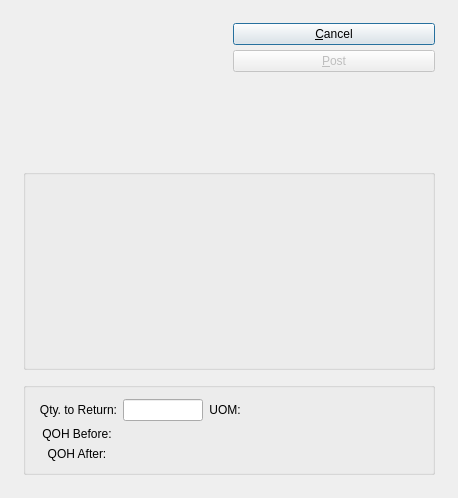
Before: the Qt Designer form guiclient/returnWoMaterialItem.ui in Pegasus-RPG/xtuple-client, drawn with Qt 5.
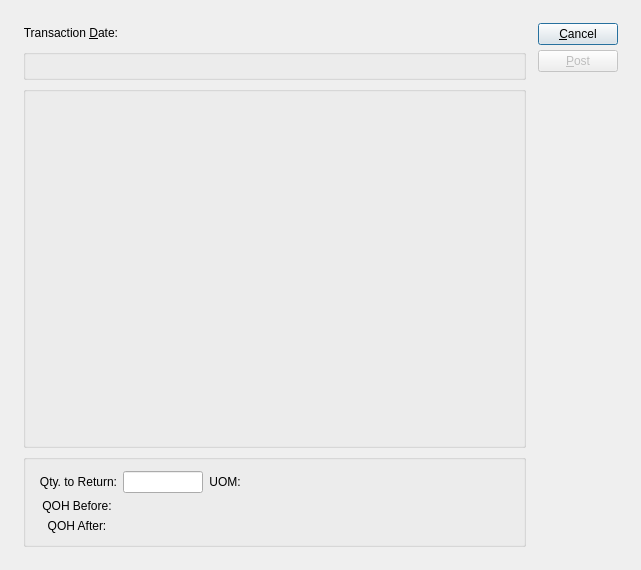
After: the same form once the commit is applied. Custom widgets are drawn as their Qt base class.

Diff of the .ui file:
```diff
--- a/guiclient/returnWoMaterialItem.ui
+++ b/guiclient/returnWoMaterialItem.ui
@@ -8,142 +8,63 @@
 is available at www.xtuple.com/CPAL.  By using this software, you agree
 to be bound by its terms.</comment>
  <class>returnWoMaterialItem</class>
- <widget class="QDialog" name="returnWoMaterialItem" >
-  <property name="geometry" >
+ <widget class="QDialog" name="returnWoMaterialItem">
+  <property name="geometry">
    <rect>
     <x>0</x>
     <y>0</y>
-    <width>458</width>
-    <height>498</height>
+    <width>641</width>
+    <height>570</height>
    </rect>
   </property>
   <property name="windowTitle" >
    <string>Return Work Order Material Item</string>
   </property>
-  <layout class="QGridLayout" >
-   <item row="0" column="0" >
-    <layout class="QGridLayout" >
-     <property name="leftMargin" >
+  <layout class="QGridLayout" name="gridLayout_4">
+   <item row="0" column="0">
+    <layout class="QGridLayout" name="gridLayout_3">
+     <property name="margin">
       <number>12</number>
      </property>
-     <property name="topMargin" >
+     <property name="spacing">
       <number>12</number>
      </property>
-     <property name="rightMargin" >
-      <number>12</number>
-     </property>
-     <property name="bottomMargin" >
-      <number>12</number>
-     </property>
-     <property name="horizontalSpacing" >
-      <number>12</number>
-     </property>
-     <property name="verticalSpacing" >
-      <number>12</number>
-     </property>
-     <item row="0" column="0" >
-      <layout class="QHBoxLayout" >
-       <property name="spacing" >
-        <number>7</number>
-       </property>
-       <property name="leftMargin" >
-        <number>0</number>
-       </property>
-       <property name="topMargin" >
-        <number>0</number>
-       </property>
-       <property name="rightMargin" >
-        <number>0</number>
-       </property>
-       <property name="bottomMargin" >
-        <number>0</number>
-       </property>
+     <item row="0" column="0">
+      <layout class="QGridLayout" name="gridLayout_2">
+       <item row="0" column="0">
+        <layout class="QHBoxLayout" name="horizontalLayout">
        <item>
-        <widget class="WoCluster" name="_wo" >
-         <property name="focusPolicy" >
-          <enum>Qt::StrongFocus</enum>
-         </property>
-        </widget>
-       </item>
-       <item>
-        <layout class="QHBoxLayout" >
-         <property name="spacing" >
-          <number>0</number>
-         </property>
-         <property name="leftMargin" >
-          <number>0</number>
-         </property>
-         <property name="topMargin" >
-          <number>0</number>
-         </property>
-         <property name="rightMargin" >
-          <number>0</number>
-         </property>
-         <property name="bottomMargin" >
-          <number>0</number>
-         </property>
-         <item>
-          <spacer>
-           <property name="orientation" >
-            <enum>Qt::Vertical</enum>
-           </property>
-           <property name="sizeType" >
-            <enum>QSizePolicy::Expanding</enum>
-           </property>
-           <property name="sizeHint" >
-            <size>
-             <width>0</width>
-             <height>20</height>
-            </size>
-           </property>
-          </spacer>
-         </item>
-         <item>
-          <layout class="QVBoxLayout" >
-           <property name="spacing" >
-            <number>5</number>
-           </property>
-           <property name="leftMargin" >
-            <number>0</number>
-           </property>
-           <property name="topMargin" >
-            <number>0</number>
-           </property>
-           <property name="rightMargin" >
-            <number>0</number>
-           </property>
-           <property name="bottomMargin" >
-            <number>0</number>
-           </property>
-           <item>
-            <widget class="QPushButton" name="_close" >
-             <property name="text" >
-              <string>&amp;Cancel</string>
-             </property>
+          <widget class="QLabel" name="_transDateLit">
+           <property name="text">
+            <string>Transaction &amp;Date:</string>
+           </property>
+           <property name="alignment">
+            <set>Qt::AlignRight|Qt::AlignTrailing|Qt::AlignVCenter</set>
+           </property>
+           <property name="buddy">
+            <cstring>_transDate</cstring>
+           </property>
             </widget>
            </item>
            <item>
-            <widget class="QPushButton" name="_return" >
-             <property name="enabled" >
-              <bool>false</bool>
-             </property>
-             <property name="text" >
-              <string>&amp;Post</string>
-             </property>
-             <property name="autoDefault" >
-              <bool>true</bool>
-             </property>
+          <widget class="DLineEdit" name="_transDate">
+           <property name="sizePolicy">
+            <sizepolicy hsizetype="Preferred" vsizetype="Fixed">
+             <horstretch>0</horstretch>
+             <verstretch>0</verstretch>
+            </sizepolicy>
+           </property>
             </widget>
            </item>
            <item>
             <spacer>
-             <property name="orientation" >
-              <enum>Qt::Vertical</enum>
-             </property>
-             <property name="sizeType" >
+           <property name="orientation">
+            <enum>Qt::Horizontal</enum>
+           </property>
+           <property name="sizeType">
               <enum>QSizePolicy::Expanding</enum>
              </property>
-             <property name="sizeHint" >
+           <property name="sizeHint" stdset="0">
               <size>
                <width>20</width>
                <height>20</height>
@@ -153,20 +74,32 @@
            </item>
           </layout>
          </item>
-        </layout>
-       </item>
-      </layout>
-     </item>
-     <item row="1" column="0" >
-      <widget class="QGroupBox" name="groupBox" >
-       <property name="title" >
+       <item row="1" column="0">
+        <widget class="QGroupBox" name="_woGroup">
+         <property name="title">
+          <string/>
+         </property>
+         <layout class="QGridLayout" name="gridLayout">
+          <item row="0" column="0">
+           <widget class="WoCluster" name="_wo">
+            <property name="focusPolicy">
+             <enum>Qt::StrongFocus</enum>
+            </property>
+           </widget>
+          </item>
+         </layout>
+        </widget>
+       </item>
+       <item row="2" column="0">
+        <widget class="QGroupBox" name="groupBox">
+         <property name="title">
         <string/>
        </property>
-       <layout class="QGridLayout" >
-        <item row="0" column="0" >
-         <widget class="WomatlCluster" name="_womatl" >
-          <property name="sizePolicy" >
-           <sizepolicy vsizetype="Expanding" hsizetype="Expanding" >
+         <layout class="QGridLayout">
+          <item row="0" column="0">
+           <widget class="WomatlCluster" name="_womatl">
+            <property name="sizePolicy">
+             <sizepolicy hsizetype="Expanding" vsizetype="Expanding">
             <horstretch>0</horstretch>
             <verstretch>0</verstretch>
            </sizepolicy>
@@ -177,14 +110,17 @@
             <height>170</height>
            </size>
           </property>
-         </widget>
-        </item>
-        <item row="0" column="1" >
+            <property name="focusPolicy">
+             <enum>Qt::StrongFocus</enum>
+            </property>
+           </widget>
+          </item>
+          <item row="0" column="1">
          <spacer>
-          <property name="orientation" >
+            <property name="orientation">
            <enum>Qt::Horizontal</enum>
           </property>
-          <property name="sizeHint" >
+            <property name="sizeHint" stdset="0">
            <size>
             <width>40</width>
             <height>20</height>
@@ -195,18 +131,18 @@
        </layout>
       </widget>
      </item>
-     <item row="2" column="0" >
-      <widget class="QGroupBox" name="_qtyGroup" >
-       <property name="title" >
+       <item row="3" column="0">
+        <widget class="QGroupBox" name="_qtyGroup">
+         <property name="title">
         <string/>
        </property>
        <property name="alignment" >
         <set>Qt::AlignRight</set>
        </property>
-       <layout class="QGridLayout" >
-        <item row="0" column="0" >
-         <widget class="QLabel" name="_qtyLit" >
-          <property name="text" >
+         <layout class="QGridLayout">
+          <item row="0" column="0">
+           <widget class="QLabel" name="_qtyLit">
+            <property name="text">
            <string>Qty. to Return:</string>
           </property>
           <property name="alignment" >
@@ -214,9 +150,9 @@
           </property>
          </widget>
         </item>
-        <item row="0" column="1" >
-         <widget class="XLineEdit" name="_qty" >
-          <property name="maximumSize" >
+          <item row="0" column="1">
+           <widget class="XLineEdit" name="_qty">
+            <property name="maximumSize">
            <size>
             <width>80</width>
             <height>32767</height>
@@ -227,9 +163,9 @@
           </property>
          </widget>
         </item>
-        <item row="0" column="2" >
-         <widget class="QLabel" name="_uomLit" >
-          <property name="text" >
+          <item row="0" column="2">
+           <widget class="QLabel" name="_uomLit">
+            <property name="text">
            <string>UOM:</string>
           </property>
           <property name="alignment" >
@@ -237,9 +173,9 @@
           </property>
          </widget>
         </item>
-        <item row="0" column="3" >
-         <widget class="QLabel" name="_uom" >
-          <property name="text" >
+          <item row="0" column="3">
+           <widget class="QLabel" name="_uom">
+            <property name="text">
            <string/>
           </property>
           <property name="alignment" >
@@ -247,9 +183,9 @@
           </property>
          </widget>
         </item>
-        <item row="1" column="0" >
-         <widget class="QLabel" name="_beforeQtyLit" >
-          <property name="minimumSize" >
+          <item row="1" column="0">
+           <widget class="QLabel" name="_beforeQtyLit">
+            <property name="minimumSize">
            <size>
             <width>80</width>
             <height>0</height>
@@ -263,9 +199,9 @@
           </property>
          </widget>
         </item>
-        <item row="1" column="1" >
-         <widget class="XLabel" name="_beforeQty" >
-          <property name="minimumSize" >
+          <item row="1" column="1">
+           <widget class="XLabel" name="_beforeQty">
+            <property name="minimumSize">
            <size>
             <width>80</width>
             <height>0</height>
@@ -276,9 +212,9 @@
           </property>
          </widget>
         </item>
-        <item row="2" column="0" >
-         <widget class="QLabel" name="_afterQtyLit" >
-          <property name="minimumSize" >
+          <item row="2" column="0">
+           <widget class="QLabel" name="_afterQtyLit">
+            <property name="minimumSize">
            <size>
             <width>80</width>
             <height>0</height>
@@ -292,9 +228,9 @@
           </property>
          </widget>
         </item>
-        <item row="2" column="1" >
-         <widget class="XLabel" name="_afterQty" >
-          <property name="minimumSize" >
+          <item row="2" column="1">
+           <widget class="XLabel" name="_afterQty">
+            <property name="minimumSize">
            <size>
             <width>80</width>
             <height>0</height>
@@ -305,12 +241,12 @@
           </property>
          </widget>
         </item>
-        <item row="0" column="4" >
+          <item row="0" column="4">
          <spacer>
-          <property name="orientation" >
+            <property name="orientation">
            <enum>Qt::Horizontal</enum>
           </property>
-          <property name="sizeHint" >
+            <property name="sizeHint" stdset="0">
            <size>
             <width>40</width>
             <height>20</height>
@@ -323,11 +259,90 @@
      </item>
     </layout>
    </item>
-  </layout>
+     <item row="0" column="1">
+      <layout class="QHBoxLayout">
+       <property name="spacing">
+        <number>0</number>
+       </property>
+       <property name="margin">
+        <number>0</number>
+       </property>
+       <item>
+        <spacer>
+         <property name="orientation">
+          <enum>Qt::Vertical</enum>
+         </property>
+         <property name="sizeType">
+          <enum>QSizePolicy::Expanding</enum>
+         </property>
+         <property name="sizeHint" stdset="0">
+          <size>
+           <width>0</width>
+           <height>20</height>
+          </size>
+         </property>
+        </spacer>
+       </item>
+       <item>
+        <layout class="QVBoxLayout">
+         <property name="spacing">
+          <number>5</number>
+         </property>
+         <property name="margin">
+          <number>0</number>
+         </property>
+         <item>
+          <widget class="QPushButton" name="_close">
+           <property name="text">
+            <string>&amp;Cancel</string>
+           </property>
+          </widget>
+         </item>
+         <item>
+          <widget class="QPushButton" name="_return">
+           <property name="enabled">
+            <bool>false</bool>
+           </property>
+           <property name="text">
+            <string>&amp;Post</string>
+           </property>
+           <property name="autoDefault">
+            <bool>true</bool>
+           </property>
+          </widget>
+         </item>
+         <item>
+          <spacer>
+           <property name="orientation">
+            <enum>Qt::Vertical</enum>
+           </property>
+           <property name="sizeType">
+            <enum>QSizePolicy::Expanding</enum>
+           </property>
+           <property name="sizeHint" stdset="0">
+            <size>
+             <width>20</width>
+             <height>20</height>
+            </size>
+           </property>
+          </spacer>
+         </item>
+        </layout>
+       </item>
+      </layout>
+     </item>
+    </layout>
+   </item>
+  </layout>
  </widget>
- <layoutdefault spacing="6" margin="11" />
+ <layoutdefault spacing="6" margin="11"/>
  <pixmapfunction>qPixmapFromMimeSource</pixmapfunction>
  <customwidgets>
+  <customwidget>
+   <class>DLineEdit</class>
+   <extends>QWidget</extends>
+   <header>datecluster.h</header>
+  </customwidget>
   <customwidget>
    <class>WoCluster</class>
    <extends>QWidget</extends>
```
Left out of the diff: 43 changed lines with no effect on the pictures. Lines whose indentation alone changed are shown as unchanged.
